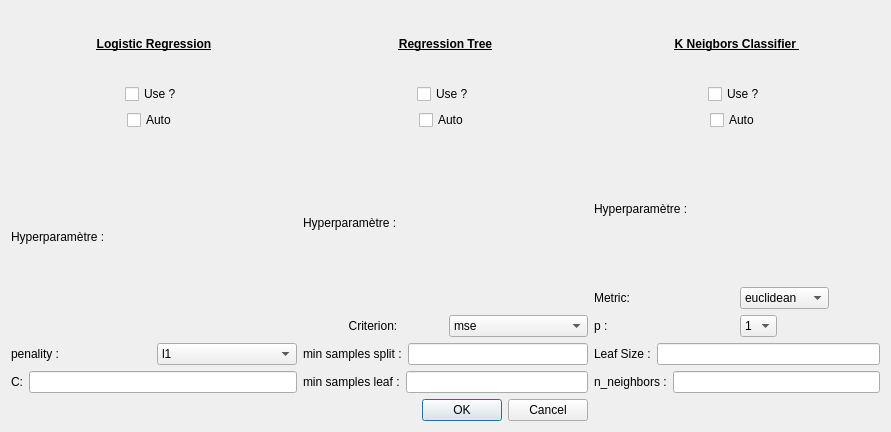
Before: the Qt Designer form Front/model_quali.ui in baptlano24/PyTanagra, drawn with Qt 5.
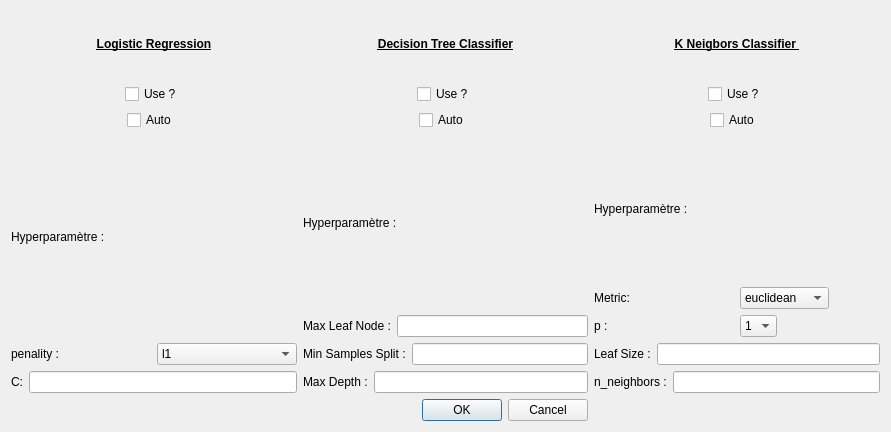
After: the same form once the commit is applied.

Commit message:
End of implementation Model choice
  End of implementation Window classification
End of implementation Window regression
TODO :
- Test Test Test
- improve model choice
-Clean the code (delete print)
- Improve result window (Graph, legend, Onglet)
- Encoder data if quali
- PyInstaller

The edit to the form file:
```diff
--- a/Front/model_quali.ui
+++ b/Front/model_quali.ui
@@ -17,7 +17,7 @@
    <item row="0" column="1">
     <widget class="QLabel" name="label_7">
      <property name="text">
-      <string>&lt;html&gt;&lt;head/&gt;&lt;body&gt;&lt;p align=&quot;center&quot;&gt;&lt;span style=&quot; font-size:9pt; font-weight:600; text-decoration: underline;&quot;&gt;Regression Tree&lt;/span&gt;&lt;/p&gt;&lt;/body&gt;&lt;/html&gt;</string>
+      <string>&lt;html&gt;&lt;head/&gt;&lt;body&gt;&lt;p align=&quot;center&quot;&gt;&lt;span style=&quot; font-size:9pt; font-weight:600; text-decoration: underline;&quot;&gt;Decision Tree Classifier&lt;/span&gt;&lt;/p&gt;&lt;/body&gt;&lt;/html&gt;</string>
      </property>
     </widget>
    </item>
@@ -148,28 +148,12 @@
        <item>
         <widget class="QLabel" name="label_11">
          <property name="text">
-          <string>&lt;html&gt;&lt;head/&gt;&lt;body&gt;&lt;p align=&quot;center&quot;&gt;Criterion:&lt;/p&gt;&lt;/body&gt;&lt;/html&gt;</string>
+          <string>&lt;html&gt;&lt;head/&gt;&lt;body&gt;&lt;p align=&quot;center&quot;&gt;Max Leaf Node :&lt;/p&gt;&lt;/body&gt;&lt;/html&gt;</string>
          </property>
         </widget>
        </item>
        <item>
-        <widget class="QComboBox" name="combo_criterion">
-         <item>
-          <property name="text">
-           <string>mse</string>
-          </property>
-         </item>
-         <item>
-          <property name="text">
-           <string>friedman_mse</string>
-          </property>
-         </item>
-         <item>
-          <property name="text">
-           <string>mae</string>
-          </property>
-         </item>
-        </widget>
+        <widget class="QLineEdit" name="DTC_maxleafN"/>
        </item>
       </layout>
      </item>
@@ -178,7 +162,7 @@
        <item>
         <widget class="QLabel" name="label_12">
          <property name="text">
-          <string>min samples split :</string>
+          <string>Min Samples Split :</string>
          </property>
         </widget>
        </item>
@@ -192,7 +176,7 @@
        <item>
         <widget class="QLabel" name="label_13">
          <property name="text">
-          <string>min samples leaf :</string>
+          <string>Max Depth :</string>
          </property>
         </widget>
        </item>
```
Left out of the diff: 8 changed lines with no effect on the pictures. The commit also changes 9 other files.
